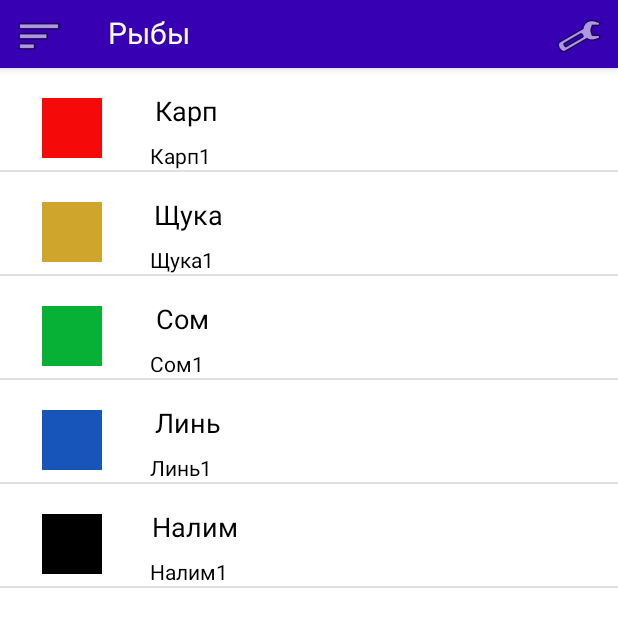
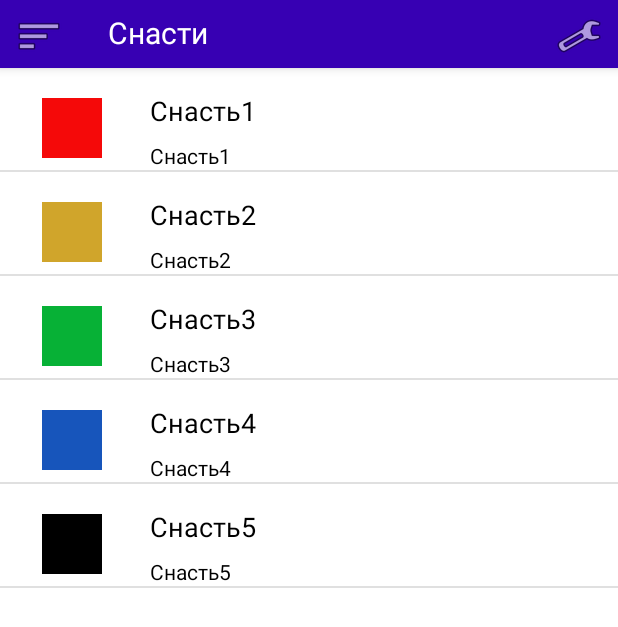
Before and after one commit to chigov2/FisherBook, an Android app: the screen it shows after launch (MainActivity), in the side drawer, after a tap on "Снасти", on a phone screen of 412 x 824 dp. Shown: the top 627 px of the screen. Run offline under Robolectric (Android 15) with nearby library versions, the phone set to English and light mode, and no system bars.

Commit message:
custom array adapter works

```diff
--- a/app/src/main/java/techmarket/uno/fisherbook/MainActivity.java
+++ b/app/src/main/java/techmarket/uno/fisherbook/MainActivity.java
@@ -62,16 +62,21 @@ public class MainActivity extends AppCompatActivity implements NavigationView.On
         list1 = findViewById(R.id.listView1);
         array1 = getResources().getStringArray(R.array.fish_array);
         arraySec_name = getResources().getStringArray(R.array.fish_array_2);
+        img1 = findViewById(R.id.imageView3);
+        img2 = findViewById(R.id.buttonSettings);
+        textBar = findViewById(R.id.textActionBar);
 
         listItemMain = new ArrayList<>();// ArrayList() - встроенная функция!!!
         //заполнение
-        for (int i = 0; i < array1.length; i++) {
+        fillArray(R.string.fish,getResources().getStringArray(R.array.fish_array),getResources().getStringArray(R.array.fish_array_2),array_fish_color,0);
+
+       /*for (int i = 0; i < array1.length; i++) {
             listItem = new listItemClass();
             listItem.setName(array1[i]);
             listItem.setSecond_name(arraySec_name[i]);
             listItem.setImage_id(array_fish_color[i]);
             listItemMain.add(listItem);
-        }
+        }*/
 
         //adapter1 = new ArrayAdapter<>(this, android.R.layout.simple_list_item_1, new ArrayList<String>(Arrays.asList(array1)));// adapter принимает только ArraysList, поэтому необходимо преобразовать
         //необходимо моздать класс, который будет хранить данные
@@ -80,9 +85,7 @@ public class MainActivity extends AppCompatActivity implements NavigationView.On
 
         list1.setAdapter(adapter1);
 
-        img1 = findViewById(R.id.imageView3);
-        img2 = findViewById(R.id.buttonSettings);
-        textBar = findViewById(R.id.textActionBar);
+
 
         img1.setOnClickListener(new View.OnClickListener() {
             @Override
@@ -102,13 +105,7 @@ public class MainActivity extends AppCompatActivity implements NavigationView.On
             }
         });
         //урок 4-4 10.57 time code
-        textBar.setText(getText(R.string.fish));
-        textBar.setOnClickListener(new View.OnClickListener() {
-            @Override
-            public void onClick(View v) {
-                drawer.openDrawer(GravityCompat.START);
-            }
-        });
+
 
 
         //DrawerLayout drawer = binding.drawerLayout;
@@ -148,13 +145,13 @@ public class MainActivity extends AppCompatActivity implements NavigationView.On
             Toast.makeText(this, "Fish pressed", Toast.LENGTH_SHORT).show();
             fillArray(R.string.fish,getResources().getStringArray(R.array.fish_array),getResources().getStringArray(R.array.fish_array_2),array_fish_color,0);
         } else if (id == R.id.nav_na) {
-
+            fillArray(R.string.na,getResources().getStringArray(R.array.na_array),getResources().getStringArray(R.array.na_array2),array_fish_color,1);
         } else if (id == R.id.nav_sna) {
-
+            fillArray(R.string.sna,getResources().getStringArray(R.array.sna_array),getResources().getStringArray(R.array.sna_array2),array_fish_color,2);
         } else if (id == R.id.menu_pri) {
-
+            fillArray(R.string.pri,getResources().getStringArray(R.array.menu_pri),getResources().getStringArray(R.array.menu_pri2),array_fish_color,3);
         } else if (id == R.id.menu_raz) {
-
+            fillArray(R.string.raz,getResources().getStringArray(R.array.menu_raz),getResources().getStringArray(R.array.menu_raz2),array_fish_color,4);
         }
 
         drawer.closeDrawer(GravityCompat.START);
--- a/app/src/main/res/values/arrays.xml
+++ b/app/src/main/res/values/arrays.xml
@@ -21,7 +21,21 @@
         <item>....</item>
         <item>2.....</item>
     </string-array>
+    <string-array name="na_array2">
+        <item>Черви</item>
+        <item>Каша</item>
+        <item>Хлеб</item>
+        <item>....</item>
+        <item>2.....</item>
+    </string-array>
     <string-array name="sna_array">
+        <item>Снасть1</item>
+        <item>Снасть2</item>
+        <item>Снасть3</item>
+        <item>Снасть4</item>
+        <item>Снасть5</item>
+    </string-array>
+    <string-array name="sna_array2">
         <item>Снасть1</item>
         <item>Снасть2</item>
         <item>Снасть3</item>
@@ -36,7 +50,21 @@
         <item>Прикормка4</item>
         <item>Прикормка5</item>
     </string-array>
+    <string-array name="menu_pri2">
+        <item>Прикормка1</item>
+        <item>Прикормка2</item>
+        <item>Прикормка3</item>
+        <item>Прикормка4</item>
+        <item>Прикормка5</item>
+    </string-array>
     <string-array name="menu_raz">
+        <item>Разное1</item>
+        <item>Разное2</item>
+        <item>Разное3</item>
+        <item>Разное4</item>
+        <item>Разное5</item>
+    </string-array>
+    <string-array name="menu_raz2">
         <item>Разное1</item>
         <item>Разное2</item>
         <item>Разное3</item>
```
